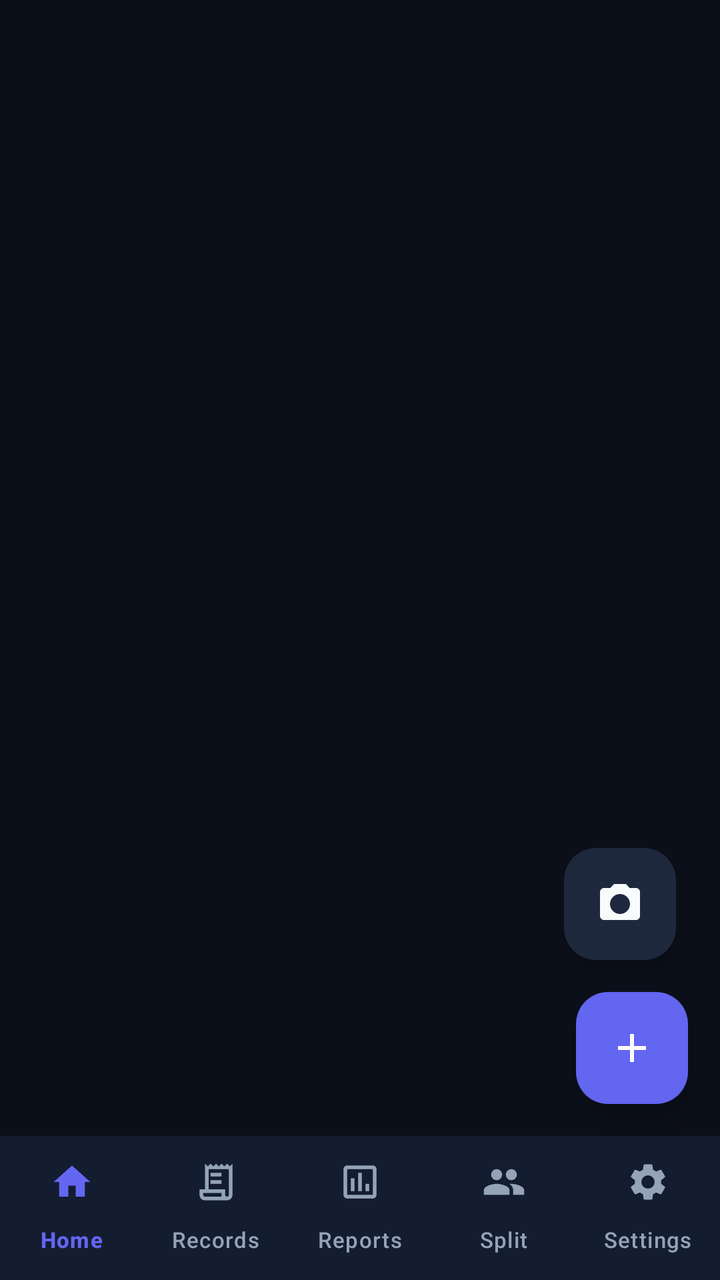
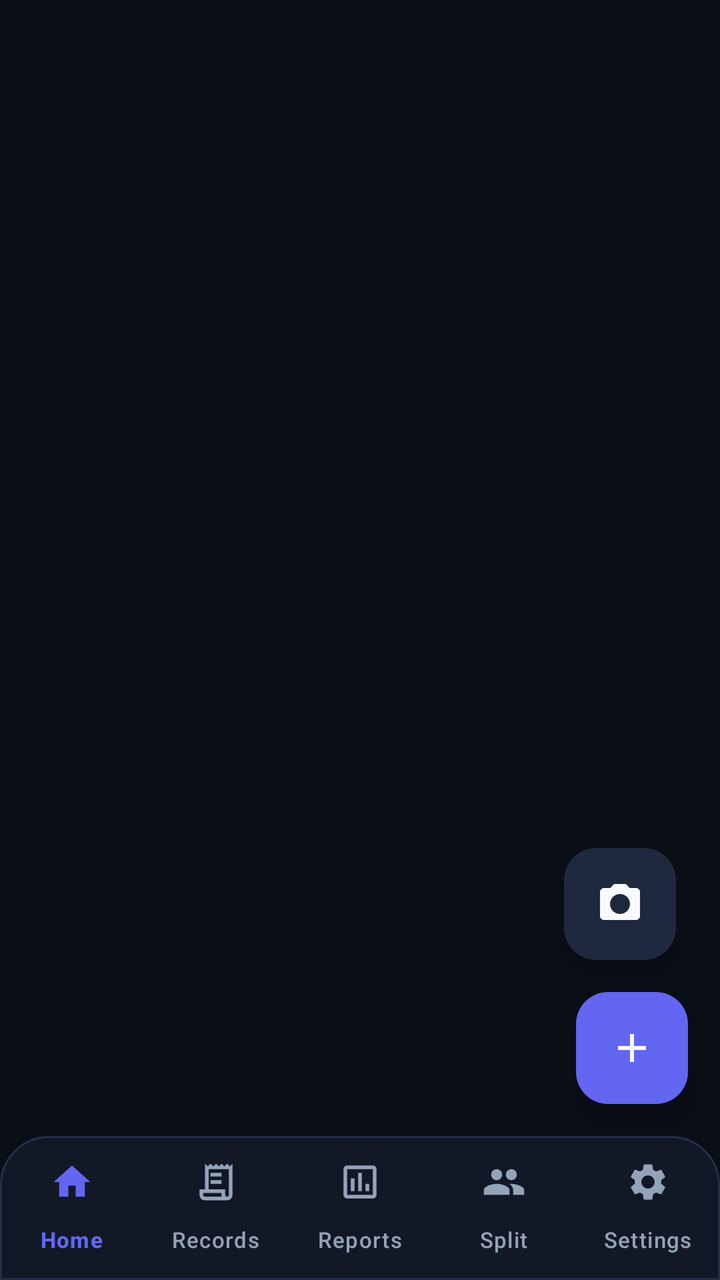

Compare the two renders of this Android layout. The source of the first and the diff that turns it into the second are given below.
<!-- AndroidManifest.xml: activity theme Theme.Ex_track -->
<!-- res/layout/activity_main.xml -->
<?xml version="1.0" encoding="utf-8"?>
<androidx.coordinatorlayout.widget.CoordinatorLayout xmlns:android="http://schemas.android.com/apk/res/android"
    xmlns:app="http://schemas.android.com/apk/res-auto"
    xmlns:tools="http://schemas.android.com/tools"
    android:layout_width="match_parent"
    android:layout_height="match_parent"
    android:background="@color/background_dark">

    <FrameLayout
        android:id="@+id/fragmentContainer"
        android:layout_width="match_parent"
        android:layout_height="match_parent"
        android:layout_marginBottom="72dp" />

    
    <com.google.android.material.floatingactionbutton.FloatingActionButton
        android:id="@+id/fabScanReceipt"
        android:layout_width="wrap_content"
        android:layout_height="wrap_content"
        android:layout_gravity="bottom|end"
        android:layout_marginEnd="22dp"
        android:layout_marginBottom="160dp"
        android:contentDescription="Scan Receipt OCR"
        app:backgroundTint="@color/surface_variant_dark"
        app:elevation="6dp"
        app:fabSize="mini"
        app:rippleColor="@color/primary"
        app:srcCompat="@drawable/ic_camera"
        app:tint="@color/text_primary_dark" />

    
    <com.google.android.material.floatingactionbutton.FloatingActionButton
        android:id="@+id/fabAddTransaction"
        android:layout_width="wrap_content"
        android:layout_height="wrap_content"
        android:layout_gravity="bottom|end"
        android:layout_marginEnd="16dp"
        android:layout_marginBottom="88dp"
        android:contentDescription="@string/add_transaction"
        app:backgroundTint="@color/primary"
        app:elevation="8dp"
        app:fabSize="normal"
        app:rippleColor="@color/primary_container"
        app:srcCompat="@drawable/ic_add"
        app:tint="@color/white" />

    
    <com.google.android.material.bottomnavigation.BottomNavigationView
        android:id="@+id/bottomNavigation"
        android:layout_width="match_parent"
        android:layout_height="72dp"
        android:layout_gravity="bottom"
        android:background="@color/surface_dark"
        app:elevation="12dp"
        app:itemIconSize="22dp"
        app:itemIconTint="@color/bottom_nav_selector"
        app:itemRippleColor="@color/primary_container_dark"
        app:itemTextAppearanceActive="@style/BottomNavActiveText"
        app:itemTextAppearanceInactive="@style/BottomNavInactiveText"
        app:itemTextColor="@color/bottom_nav_selector"
        app:labelVisibilityMode="labeled"
        app:menu="@menu/bottom_nav_menu" />

</androidx.coordinatorlayout.widget.CoordinatorLayout>
<!-- resources referenced by this layout -->
<resources>
  <color name="background_dark">#0B0F19</color>
  <color name="primary">#6366F1</color>
  <color name="primary_container">#E0E7FF</color>
  <color name="primary_container_dark">#2E2A72</color>
  <color name="surface_dark">#141C30</color>
  <color name="surface_variant_dark">#1E283D</color>
  <color name="text_primary_dark">#F8FAFC</color>
  <color name="white">#FFFFFFFF</color>
  <!-- drawable ic_add (drawable) -->
  <vector xmlns:android="http://schemas.android.com/apk/res/android"
      android:width="24dp"
      android:height="24dp"
      android:viewportWidth="24"
      android:viewportHeight="24"
      android:tint="?attr/colorControlNormal">
      <path
          android:fillColor="@android:color/white"
          android:pathData="M19,13h-6v6h-2v-6H5v-2h6V5h2v6h6v2z" />
  </vector>
  <string name="add_transaction">Add Transaction</string>
  <style name="BottomNavActiveText" parent="TextAppearance.Material3.LabelMedium">
          <item name="android:textSize">11sp</item>
          <item name="android:textStyle">bold</item>
      </style>
  <style name="BottomNavInactiveText" parent="TextAppearance.Material3.LabelMedium">
          <item name="android:textSize">11sp</item>
      </style>
  <style name="Theme.Ex_track" parent="Base.Theme.Ex_track" />
  <style name="Base.Theme.Ex_track" parent="Theme.Material3.DayNight.NoActionBar">
          <item name="colorPrimary">@color/primary</item>
          <item name="colorSecondary">@color/secondary</item>
          <item name="android:statusBarColor">@color/background_light</item>
          <item name="android:windowLightStatusBar">true</item>
          <item name="android:windowBackground">@color/background_light</item>
      </style>
  <color name="secondary">#0EA5E9</color>
  <color name="background_light">#F8FAFC</color>
  <!-- unchanged entries left out for length: 1 -->
</resources>

<!-- the commit's change to res/layout/activity_main.xml (unified diff, before → after) -->
@@ -50,8 +50,9 @@
         android:layout_width="match_parent"
         android:layout_height="72dp"
         android:layout_gravity="bottom"
-        android:background="@color/surface_dark"
+        android:background="@drawable/bg_bottom_nav_dock"
         app:elevation="12dp"
+        app:itemActiveIndicatorStyle="@style/AppItemActiveIndicator"
         app:itemIconSize="22dp"
         app:itemIconTint="@color/bottom_nav_selector"
         app:itemRippleColor="@color/primary_container_dark"
<!-- resource entries referenced after the edit -->
@@ -1,13 +1,29 @@
 <!-- resources referenced by this layout -->
 <resources>
-  <color name="background_dark">#0B0F19</color>
+  <color name="background_dark">#0A0E17</color>
   <color name="primary">#6366F1</color>
   <color name="primary_container">#E0E7FF</color>
-  <color name="primary_container_dark">#2E2A72</color>
-  <color name="surface_dark">#141C30</color>
-  <color name="surface_variant_dark">#1E283D</color>
+  <color name="primary_container_dark">#24205B</color>
+  <color name="surface_dark">#121826</color>
+  <color name="outline_dark">#243048</color>
+  <style name="PillShapeAppearance" parent="ShapeAppearance.Material3.Corner.Full">
+          <item name="cornerSize">100dp</item>
+      </style>
+  <color name="surface_variant_dark">#1F293D</color>
   <color name="text_primary_dark">#F8FAFC</color>
   <color name="white">#FFFFFFFF</color>
+  <!-- drawable bg_bottom_nav_dock (drawable) -->
+  <?xml version="1.0" encoding="utf-8"?>
+  <shape xmlns:android="http://schemas.android.com/apk/res/android"
+      android:shape="rectangle">
+      <solid android:color="@color/surface_dark" />
+      <stroke
+          android:width="1dp"
+          android:color="@color/outline_dark" />
+      <corners
+          android:topLeftRadius="24dp"
+          android:topRightRadius="24dp" />
+  </shape>
   <!-- drawable ic_add (drawable) -->
   <vector xmlns:android="http://schemas.android.com/apk/res/android"
       android:width="24dp"
@@ -20,12 +36,20 @@
           android:pathData="M19,13h-6v6h-2v-6H5v-2h6V5h2v6h6v2z" />
   </vector>
   <string name="add_transaction">Add Transaction</string>
+  <style name="AppItemActiveIndicator" parent="Widget.Material3.BottomNavigationView.ActiveIndicator">
+          <item name="android:color">@color/primary_container_dark</item>
+          <item name="android:width">46dp</item>
+          <item name="android:height">30dp</item>
+          <item name="shapeAppearance">@style/PillShapeAppearance</item>
+      </style>
   <style name="BottomNavActiveText" parent="TextAppearance.Material3.LabelMedium">
           <item name="android:textSize">11sp</item>
           <item name="android:textStyle">bold</item>
+          <item name="android:fontFamily">sans-serif-medium</item>
       </style>
   <style name="BottomNavInactiveText" parent="TextAppearance.Material3.LabelMedium">
           <item name="android:textSize">11sp</item>
+          <item name="android:fontFamily">sans-serif</item>
       </style>
   <style name="Theme.Ex_track" parent="Base.Theme.Ex_track" />
   <style name="Base.Theme.Ex_track" parent="Theme.Material3.DayNight.NoActionBar">
@@ -34,9 +58,22 @@
           <item name="android:statusBarColor">@color/background_light</item>
           <item name="android:windowLightStatusBar">true</item>
           <item name="android:windowBackground">@color/background_light</item>
+          <item name="android:navigationBarColor">@color/surface_light</item>
+          <item name="bottomSheetDialogTheme">@style/CustomBottomSheetDialogTheme</item>
       </style>
   <color name="secondary">#0EA5E9</color>
   <color name="background_light">#F8FAFC</color>
+  <color name="surface_light">#FFFFFF</color>
+  <style name="CustomBottomSheetDialogTheme" parent="Theme.Material3.DayNight.BottomSheetDialog">
+          <item name="bottomSheetStyle">@style/CustomBottomSheetStyle</item>
+          <item name="android:windowIsFloating">false</item>
+          <item name="android:navigationBarColor">@color/surface_dark</item>
+      </style>
+  <style name="CustomBottomSheetStyle" parent="Widget.Material3.BottomSheet">
+          <item name="android:background">@android:color/transparent</item>
+          <item name="behavior_peekHeight">400dp</item>
+          <item name="shapeAppearance">@null</item>
+      </style>
   <!-- unchanged entries left out for length: 1 -->
 </resources>
 
